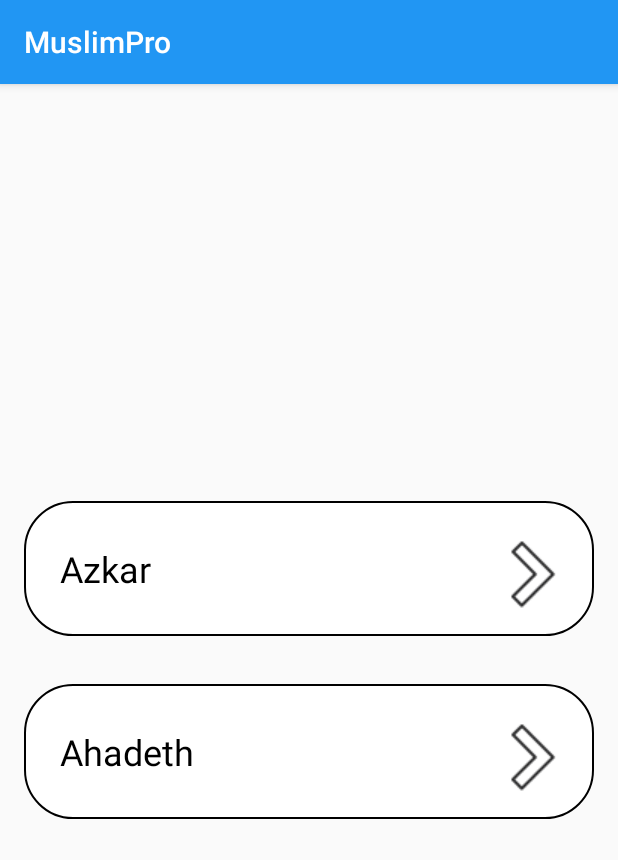
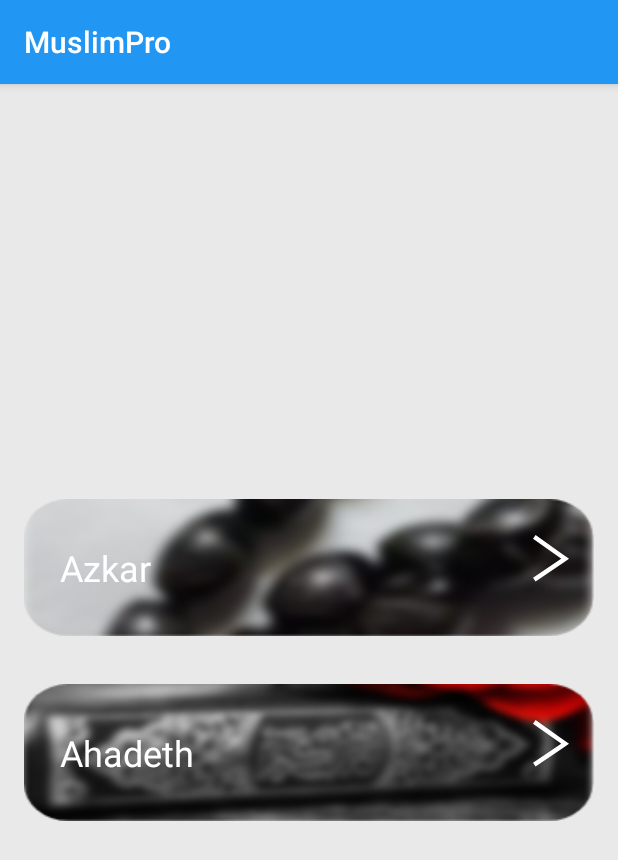
Before and after one commit to AbdoTareq/AzkarMuslim, an Android app: the screen it shows after launch (MainActivity), on a phone screen of 412 x 824 dp. Shown: the top 860 px of the screen. Run offline under Robolectric (Android 15) with nearby library versions, the phone set to English and light mode, and no system bars.

Commit message:
Added Islamic Backgrounds for MainActivity Tabs

```diff
--- a/app/src/main/res/layout/activity_main.xml
+++ b/app/src/main/res/layout/activity_main.xml
@@ -4,7 +4,8 @@
     android:layout_width="match_parent"
     android:layout_height="match_parent"
     android:layoutDirection="ltr"
-    tools:context=".activities.MainActivity">
+    tools:context=".activities.MainActivity"
+    android:background="@color/lightGray">
 
     <RelativeLayout
         android:layout_width="match_parent"
@@ -16,7 +17,7 @@
             android:layout_width="match_parent"
             android:layout_height="wrap_content"
             android:layout_margin="16dp"
-            android:background="@drawable/card_design"
+            android:background="@drawable/azkar_background"
             android:clickable="true"
             android:focusable="true">
 
@@ -30,7 +31,7 @@
                 android:layout_marginLeft="8dp"
                 android:padding="16dp"
                 android:text="@string/azkar"
-                android:textColor="#000000"
+                android:textColor="@android:color/white"
                 android:textSize="24sp" />
 
             <ImageView
@@ -55,7 +56,7 @@
             android:layout_below="@id/azkar"
             android:layout_centerVertical="true"
             android:layout_margin="16dp"
-            android:background="@drawable/card_design"
+            android:background="@drawable/ahadeth_background"
             android:clickable="true"
             android:focusable="true">
 
@@ -69,7 +70,7 @@
                 android:layout_marginLeft="8dp"
                 android:padding="16dp"
                 android:text="@string/ahadeth"
-                android:textColor="#000000"
+                android:textColor="@android:color/white"
                 android:textSize="24sp" />
 
             <ImageView
```
Also changed, not shown: app/src/main/res/drawable-hdpi/arrow.png (added), app/src/main/res/drawable-ldpi/arrow.png (added), app/src/main/res/drawable-mdpi/arrow.png (added), app/src/main/res/drawable-xhdpi/arrow.png (added), app/src/main/res/drawable-xxhdpi/arrow.png (added), app/src/main/res/drawable-xxxhdpi/arrow.png (added), app/src/main/res/drawable/ahadeth_background.png (added), app/src/main/res/drawable/arrow.png (deleted), app/src/main/res/drawable/azkar_background.png (added).
